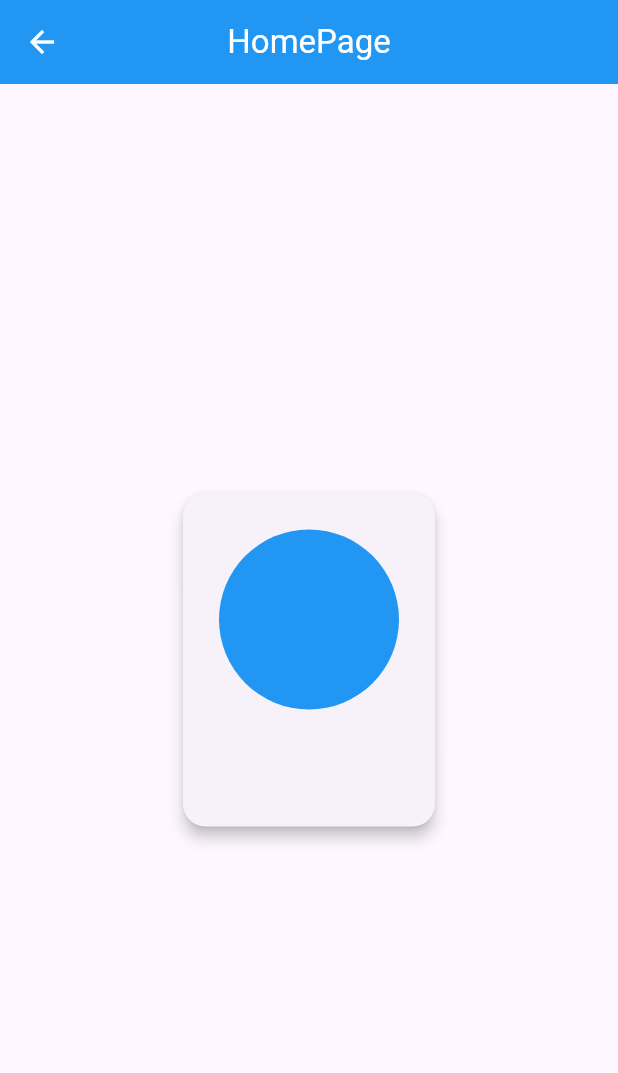
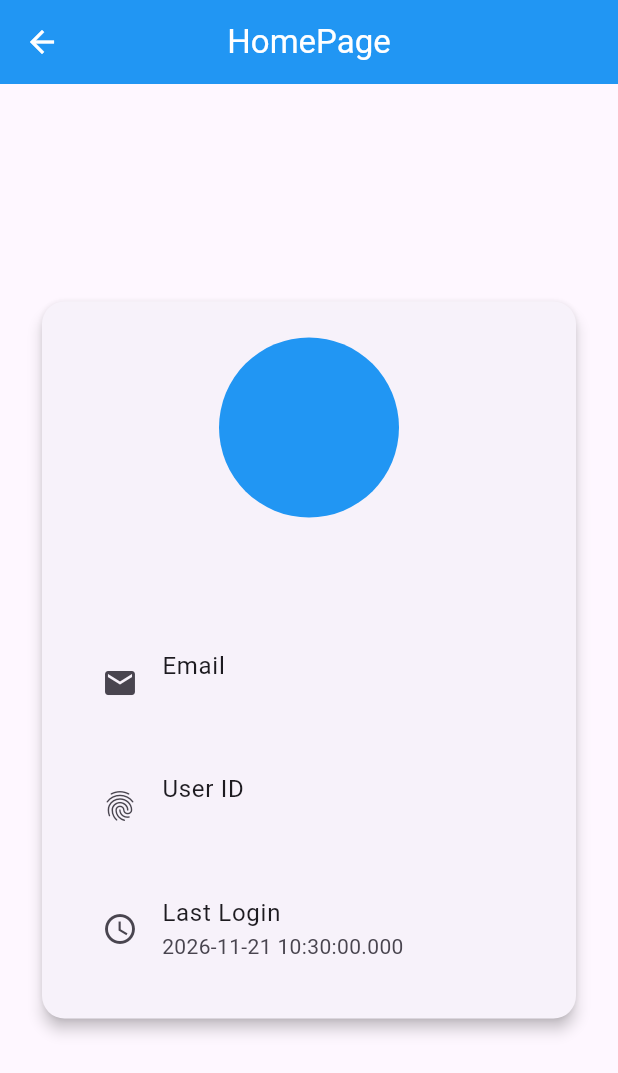
Before and after one commit to AgiteElhan/TaskWeek8-MobileApplication, a Flutter app: the HomePage screen opened by its route, on a phone screen of 412 x 824 dp. Shown: the top 1073 px of the screen. Run offline on Flutter 3.47's test engine with Material 3 defaults, Android fonts, the phone set to English and light mode, and no system bars; our stand-ins replace firebase_auth, firebase_core; accounts and stored records are empty.

Commit message:
membuat isi card beriis email user id dan last login

```diff
--- a/lib/screens/home_page.dart
+++ b/lib/screens/home_page.dart
@@ -51,7 +51,28 @@ class HomePage extends StatelessWidget {
                       fontWeight: FontWeight.bold
                     ),
                   ),
-
+                  const SizedBox(height: 20,),
+                  InfoRow(
+                    ikon: Icons.email,
+                    label: 'Email',
+                    value: user?.email ?? 'Email tidak tersedia'
+                  ),
+                  const SizedBox(height: 10,),
+                  InfoRow(
+                    ikon: Icons.fingerprint,
+                    label: 'User ID',
+                    value: user?.uid ?? 'User id tidak tersedia'
+                  ),
+                  const SizedBox(height: 10,),
+                  InfoRow(
+                    ikon: Icons.access_time,
+                    label: 'Last Login',
+                    value: user?.metadata.lastSignInTime !=null
+                            ? user!.metadata.lastSignInTime!
+                              .toLocal()
+                              .toString()
+                            : ' tidak tersedia'
+                  ),
                 ],
               ),
             ),
```
